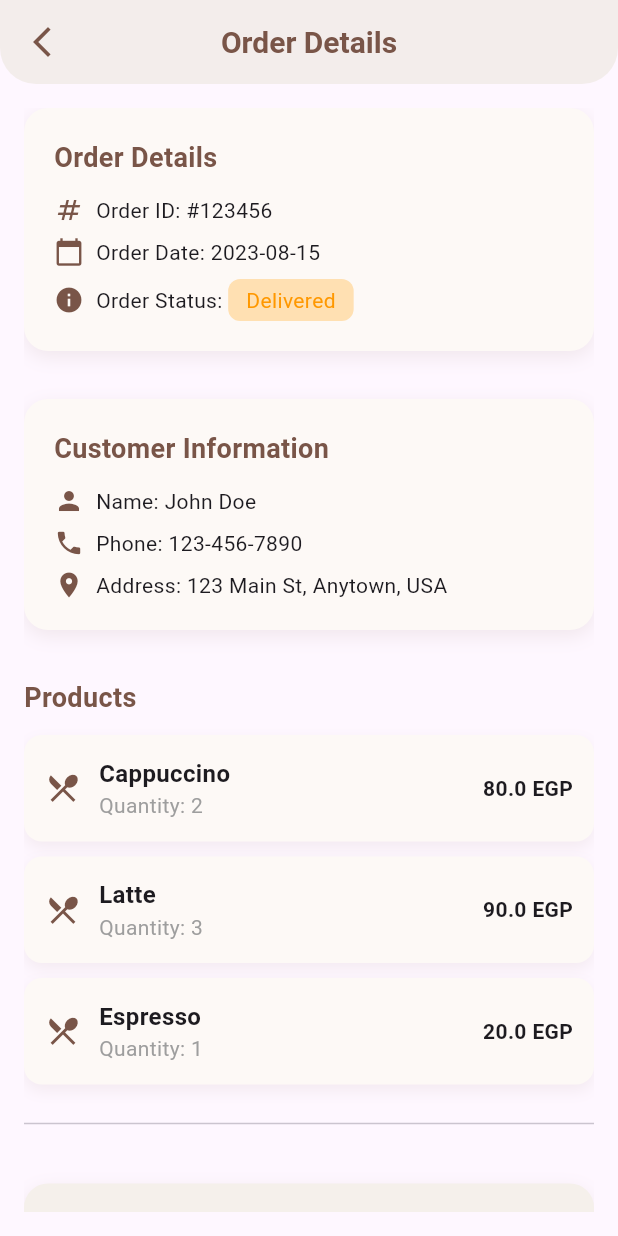
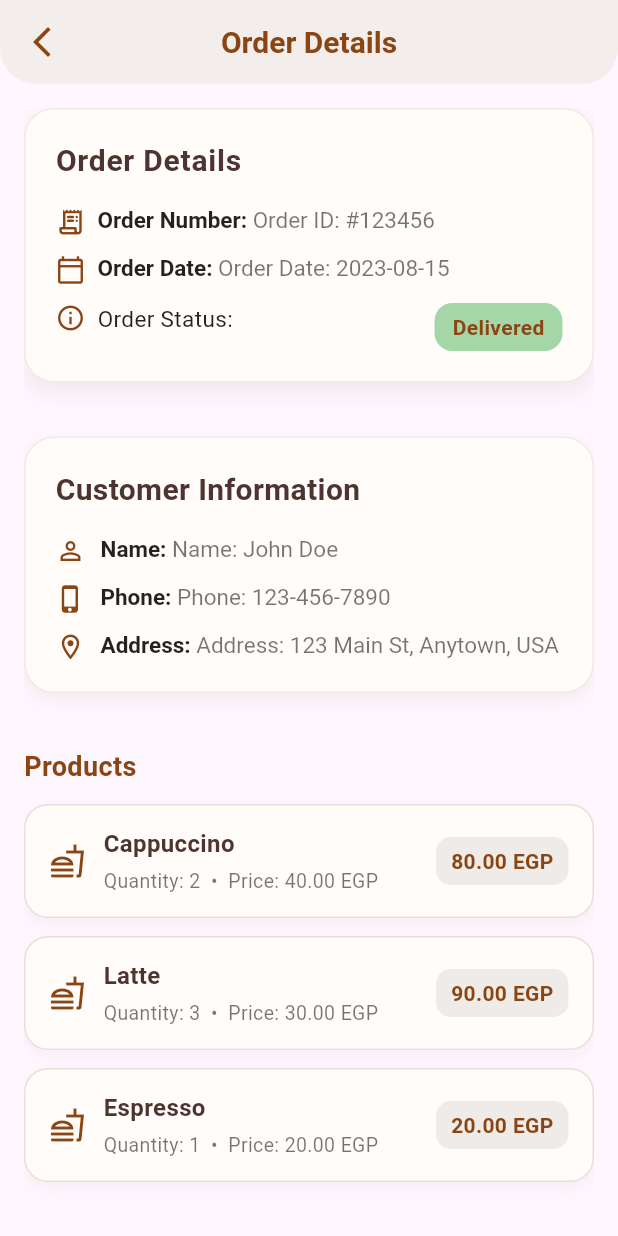
Before and after one commit to Moatasem-Official/CRUD-Mix-Cafe-App, a Flutter app: the AdminOrderDetailsScreen screen opened by its route, on a phone screen of 412 x 824 dp. Run offline on Flutter 3.47's test engine with Material 3 defaults, Android fonts, the phone set to English and light mode, and no system bars; our stand-ins replace animated_notch_bottom_bar, buttons_tabbar, device_preview, dotted_border, fl_chart, flutter_rating_bar and 2 more.

Commit message:
Improve Design Of Admin Order Details Screen

```diff
--- a/lib/presentation/screens/admin/order_details_screen.dart
+++ b/lib/presentation/screens/admin/order_details_screen.dart
@@ -62,7 +62,7 @@ class _AdminOrderDetailsScreenState extends State<AdminOrderDetailsScreen> {
               style: TextStyle(
                 fontSize: 18,
                 fontWeight: FontWeight.bold,
-                color: Colors.brown,
+                color: Color(0xFF8B4513),
               ),
             ),
             const SizedBox(height: 12),
@@ -108,7 +108,7 @@ class _AdminOrderDetailsScreenState extends State<AdminOrderDetailsScreen> {
                   },
                 ),
                 const SizedBox(height: 12),
-                DeleteOrderButton(),
+                DeleteOrderButton(onDelete: () {}),
               ],
             ),
           ],
--- a/lib/presentation/widgets/admin/Orders_Screen_Widgets/custom_order_total_price_container.dart
+++ b/lib/presentation/widgets/admin/Orders_Screen_Widgets/custom_order_total_price_container.dart
@@ -8,42 +8,50 @@ class CustomOrderTotalPriceContainer extends StatelessWidget {
   @override
   Widget build(BuildContext context) {
     return Container(
-      margin: const EdgeInsets.symmetric(vertical: 24),
-      padding: const EdgeInsets.symmetric(horizontal: 20, vertical: 16),
+      margin: const EdgeInsets.symmetric(vertical: 28),
+      padding: const EdgeInsets.symmetric(horizontal: 24, vertical: 18),
       decoration: BoxDecoration(
-        color: const Color(0xFFF5F0EB),
-        borderRadius: BorderRadius.circular(16),
+        color: const Color(0xFFFFFCFA),
+        borderRadius: BorderRadius.circular(20),
+        border: Border.all(color: const Color(0xFFE7DACC), width: 1),
         boxShadow: [
           BoxShadow(
-            color: Colors.brown.withOpacity(0.1),
-            blurRadius: 10,
-            offset: const Offset(0, 4),
+            color: Colors.brown.withOpacity(0.08),
+            blurRadius: 12,
+            offset: const Offset(0, 5),
           ),
         ],
       ),
       child: Row(
         mainAxisAlignment: MainAxisAlignment.spaceBetween,
         children: [
-          const Row(
+          /// Total label with icon
+          Row(
             children: [
-              Icon(Icons.attach_money, color: Colors.brown, size: 24),
-              SizedBox(width: 8),
-              Text(
-                "Total",
+              const Icon(
+                Icons.shopping_bag_rounded,
+                color: Color(0xFF8B4513),
+                size: 26,
+              ),
+              const SizedBox(width: 10),
+              const Text(
+                "Total Amount",
                 style: TextStyle(
                   fontSize: 18,
-                  fontWeight: FontWeight.bold,
-                  color: Colors.brown,
+                  fontWeight: FontWeight.w600,
+                  color: Color(0xFF4E342E),
                 ),
               ),
             ],
           ),
+
+          /// Total price
           Text(
             "$totalPrice EGP",
             style: const TextStyle(
-              fontSize: 20,
+              fontSize: 22,
               fontWeight: FontWeight.bold,
-              color: Colors.black87,
+              color: Color(0xFF8B4513),
             ),
           ),
         ],
--- a/lib/presentation/widgets/admin/Orders_Screen_Widgets/custom_orders_app_bar.dart
+++ b/lib/presentation/widgets/admin/Orders_Screen_Widgets/custom_orders_app_bar.dart
@@ -22,7 +22,10 @@ class CustomOrdersAppBar extends StatelessWidget
           elevation: 0,
           centerTitle: true,
           leading: IconButton(
-            icon: const Icon(Icons.arrow_back_ios_new, color: Colors.brown),
+            icon: const Icon(
+              Icons.arrow_back_ios_new,
+              color: Color(0xFF8B4513),
+            ),
             onPressed: () => Navigator.of(context).pop(),
           ),
           title: const Text(
@@ -30,7 +33,7 @@ class CustomOrdersAppBar extends StatelessWidget
             style: TextStyle(
               fontSize: 20,
               fontWeight: FontWeight.bold,
-              color: Colors.brown,
+              color: Color(0xFF8B4513),
             ),
           ),
         ),
--- a/lib/presentation/widgets/admin/Orders_Screen_Widgets/customer_details_card.dart
+++ b/lib/presentation/widgets/admin/Orders_Screen_Widgets/customer_details_card.dart
@@ -17,56 +17,96 @@ class CustomerDetailsCard extends StatelessWidget {
   @override
   Widget build(BuildContext context) {
     return Container(
-      margin: const EdgeInsets.only(bottom: 16),
+      margin: const EdgeInsets.only(bottom: 20),
+      padding: const EdgeInsets.all(20),
       decoration: BoxDecoration(
-        color: const Color(0xFFFDF9F6),
-        borderRadius: BorderRadius.circular(16),
+        color: const Color(0xFFFFFCFA),
+        borderRadius: BorderRadius.circular(20),
+        border: Border.all(color: const Color(0xFFF1E9E2), width: 1),
         boxShadow: [
           BoxShadow(
-            color: Colors.brown.withOpacity(0.1),
+            color: Colors.brown.withOpacity(0.07),
             blurRadius: 10,
-            offset: const Offset(0, 4),
+            offset: const Offset(0, 5),
           ),
         ],
       ),
-      padding: const EdgeInsets.all(20),
       child: Column(
         crossAxisAlignment: CrossAxisAlignment.start,
         children: [
+          /// Title
           Text(
             cardTitle,
-            style: TextStyle(
-              fontSize: 18,
-              fontWeight: FontWeight.bold,
-              color: Colors.brown,
+            style: const TextStyle(
+              fontSize: 20,
+              fontWeight: FontWeight.w700,
+              color: Color(0xFF4E342E),
             ),
           ),
+
+          const SizedBox(height: 16),
+
+          /// Name
+          _buildDetailRow(
+            icon: Icons.person_outline,
+            label: "Name",
+            value: cardFirstRowValue,
+          ),
+
           const SizedBox(height: 12),
-          Row(
-            children: [
-              Icon(Icons.person, size: 20, color: Colors.brown),
-              SizedBox(width: 8),
-              Text(cardFirstRowValue),
-            ],
+
+          /// Phone
+          _buildDetailRow(
+            icon: Icons.phone_iphone,
+            label: "Phone",
+            value: cardSecondRowValue,
           ),
-          const SizedBox(height: 8),
-          Row(
-            children: [
-              Icon(Icons.phone, size: 20, color: Colors.brown),
-              SizedBox(width: 8),
-              Text(cardSecondRowValue),
-            ],
-          ),
-          const SizedBox(height: 8),
-          Row(
-            children: [
-              Icon(Icons.location_on, size: 20, color: Colors.brown),
-              SizedBox(width: 8),
-              Text(cardThirdRowValue),
-            ],
+
+          const SizedBox(height: 12),
+
+          /// Address
+          _buildDetailRow(
+            icon: Icons.location_on_outlined,
+            label: "Address",
+            value: cardThirdRowValue,
           ),
         ],
       ),
     );
   }
+
+  Widget _buildDetailRow({
+    required IconData icon,
+    required String label,
+    required String value,
+  }) {
+    return Row(
+      crossAxisAlignment: CrossAxisAlignment.start,
+      children: [
+        Icon(icon, color: const Color(0xFF8B4513), size: 20),
+        const SizedBox(width: 10),
+        Expanded(
+          child: RichText(
+            text: TextSpan(
+              text: '$label: ',
+              style: const TextStyle(
+                fontSize: 15,
+                fontWeight: FontWeight.w600,
+                color: Colors.black87,
+              ),
+              children: [
+                TextSpan(
+                  text: value,
+                  style: const TextStyle(
+                    fontWeight: FontWeight.normal,
+                    color: Colors.black54,
+                  ),
+                ),
+              ],
+            ),
+          ),
+        ),
+      ],
+    );
+  }
 }
--- a/lib/presentation/widgets/admin/Orders_Screen_Widgets/order_information_card.dart
+++ b/lib/presentation/widgets/admin/Orders_Screen_Widgets/order_information_card.dart
@@ -16,67 +16,103 @@ class OrderInformationCard extends StatelessWidget {
   final String cardSecondRowValue;
   final String cardThirdRowValue;
 
+  Color _getStatusColor(String status) {
+    switch (status.toLowerCase()) {
+      case 'pending':
+        return Colors.amber.shade100;
+      case 'preparing':
+        return Colors.orange.shade200;
+      case 'delivered':
+        return Colors.green.shade200;
+      default:
+        return Colors.grey.shade300;
+    }
+  }
+
   @override
   Widget build(BuildContext context) {
     return Container(
-      margin: const EdgeInsets.only(bottom: 16),
+      margin: const EdgeInsets.only(bottom: 20),
+      padding: const EdgeInsets.all(20),
       decoration: BoxDecoration(
-        color: const Color(0xFFFDF9F6),
-        borderRadius: BorderRadius.circular(16),
+        color: const Color(0xFFFFFCFA),
+        borderRadius: BorderRadius.circular(20),
+        border: Border.all(color: const Color(0xFFF1E9E2), width: 1),
         boxShadow: [
           BoxShadow(
-            color: Colors.brown.withOpacity(0.1),
-            blurRadius: 10,
-            offset: const Offset(0, 4),
+            color: Colors.brown.withOpacity(0.08),
+            blurRadius: 12,
+            spreadRadius: 2,
+            offset: const Offset(0, 6),
           ),
         ],
       ),
-      padding: const EdgeInsets.all(20),
       child: Column(
         crossAxisAlignment: CrossAxisAlignment.start,
         children: [
+          /// Title
           Text(
             cardTitle,
-            style: TextStyle(
-              fontSize: 18,
-              fontWeight: FontWeight.bold,
-              color: Colors.brown,
+            style: const TextStyle(
+              fontSize: 20,
+              fontWeight: FontWeight.w700,
+              color: Color(0xFF4E342E),
+              letterSpacing: 0.5,
             ),
           ),
+
+          const SizedBox(height: 16),
+
+          /// First Row
+          _buildInfoRow(
+            icon: Icons.receipt_long_rounded,
+            label: "Order Number",
+            value: cardFirstRowValue,
+          ),
+
           const SizedBox(height: 12),
+
+          /// Second Row
+          _buildInfoRow(
+            icon: Icons.calendar_today_outlined,
+            label: "Order Date",
+            value: cardSecondRowValue,
+          ),
+
+          const SizedBox(height: 12),
+
+          /// Third Row with status
           Row(
+            crossAxisAlignment: CrossAxisAlignment.start,
             children: [
-              Icon(Icons.numbers, size: 20, color: Colors.brown),
-              SizedBox(width: 8),
-              Text(cardFirstRowValue),
-            ],
-          ),
-          const SizedBox(height: 8),
-          Row(
-            children: [
-              Icon(Icons.calendar_today, size: 20, color: Colors.brown),
-              SizedBox(width: 8),
-              Text(cardSecondRowValue),
-            ],
-          ),
-          const SizedBox(height: 8),
-          Row(
-            children: [
-              const Icon(Icons.info, size: 20, color: Colors.brown),
+              const Icon(
+                Icons.info_outline,
+                color: Color(0xFF8B4513),
+                size: 20,
+              ),
               const SizedBox(width: 8),
-              Text(cardThirdRowValue),
+              Expanded(
+                child: Text(
+                  cardThirdRowValue,
+                  style: const TextStyle(fontSize: 15, color: Colors.black87),
+                ),
+              ),
               Container(
                 padding: const EdgeInsets.symmetric(
                   horizontal: 12,
-                  vertical: 4,
+                  vertical: 6,
                 ),
                 decoration: BoxDecoration(
-                  color: Colors.orange[100],
-                  borderRadius: BorderRadius.circular(8),
+                  color: _getStatusColor(orderStatus),
+                  borderRadius: BorderRadius.circular(12),
                 ),
                 child: Text(
                   orderStatus,
-                  style: const TextStyle(color: Colors.orange),
+                  style: const TextStyle(
+                    fontSize: 14,
+                    color: Color(0xFF8B4513),
+                    fontWeight: FontWeight.bold,
+                  ),
                 ),
               ),
             ],
@@ -85,4 +121,37 @@ class OrderInformationCard extends StatelessWidget {
       ),
     );
   }
+
+  Widget _buildInfoRow({
+    required IconData icon,
+    required String label,
+    required String value,
+  }) {
+    return Row(
+      crossAxisAlignment: CrossAxisAlignment.start,
+      children: [
+        Icon(icon, color: const Color(0xFF8B4513), size: 20),
+        const SizedBox(width: 8),
+        RichText(
+          text: TextSpan(
+            text: '$label: ',
+            style: const TextStyle(
+              fontWeight: FontWeight.w600,
+              color: Colors.black87,
+              fontSize: 15,
+            ),
+            children: [
+              TextSpan(
+                text: value,
+                style: const TextStyle(
+                  fontWeight: FontWeight.normal,
+                  color: Colors.black54,
+                ),
+              ),
+            ],
+          ),
+        ),
+      ],
+    );
+  }
 }
--- a/lib/presentation/widgets/admin/Orders_Screen_Widgets/order_preparation_time.dart
+++ b/lib/presentation/widgets/admin/Orders_Screen_Widgets/order_preparation_time.dart
@@ -16,8 +16,9 @@ class OrderPreparationTime extends StatelessWidget {
       readOnly: true,
       decoration: InputDecoration(
         labelText: "Estimated Preparation Time",
+        labelStyle: const TextStyle(color: Color(0xFF8B4513)),
         border: OutlineInputBorder(borderRadius: BorderRadius.circular(12)),
-        prefixIcon: const Icon(Icons.timer, color: Colors.brown),
+        prefixIcon: const Icon(Icons.timer, color: Color(0xFF8B4513)),
         filled: true,
         fillColor: const Color(0xFFFDF9F6),
       ),
--- a/lib/presentation/widgets/admin/Orders_Screen_Widgets/order_products.dart
+++ b/lib/presentation/widgets/admin/Orders_Screen_Widgets/order_products.dart
@@ -14,15 +14,18 @@ class OrderProducts extends StatelessWidget {
 
   @override
   Widget build(BuildContext context) {
+    final total = quantity * price;
+
     return Container(
-      margin: const EdgeInsets.only(bottom: 10),
-      padding: const EdgeInsets.all(14),
+      margin: const EdgeInsets.only(bottom: 12),
+      padding: const EdgeInsets.symmetric(horizontal: 16, vertical: 14),
       decoration: BoxDecoration(
-        color: const Color(0xFFFDF9F6),
-        borderRadius: BorderRadius.circular(12),
+        color: const Color(0xFFFFFCFA),
+        borderRadius: BorderRadius.circular(16),
+        border: Border.all(color: const Color(0xFFE9DFD6)),
         boxShadow: [
           BoxShadow(
-            color: Colors.brown.withOpacity(0.08),
+            color: Colors.brown.withOpacity(0.06),
             blurRadius: 8,
             offset: const Offset(0, 4),
           ),
@@ -30,8 +33,10 @@ class OrderProducts extends StatelessWidget {
       ),
       child: Row(
         children: [
-          const Icon(Icons.restaurant_menu, color: Colors.brown),
+          const Icon(Icons.fastfood_outlined, color: Color(0xFF8B4513)),
           const SizedBox(width: 12),
+
+          /// Product Info
           Expanded(
             child: Column(
               crossAxisAlignment: CrossAxisAlignment.start,
@@ -40,19 +45,34 @@ class OrderProducts extends StatelessWidget {
                   name,
                   style: const TextStyle(
                     fontSize: 16,
-                    fontWeight: FontWeight.bold,
+                    fontWeight: FontWeight.w600,
+                    color: Color(0xFF4E342E),
                   ),
                 ),
+                const SizedBox(height: 4),
                 Text(
-                  "Quantity: $quantity",
-                  style: const TextStyle(color: Colors.grey),
+                  "Quantity: $quantity  •  Price: ${price.toStringAsFixed(2)} EGP",
+                  style: const TextStyle(fontSize: 13, color: Colors.black54),
                 ),
               ],
             ),
           ),
-          Text(
-            "${quantity * price} EGP",
-            style: const TextStyle(fontWeight: FontWeight.bold),
+
+          /// Total
+          Container(
+            padding: const EdgeInsets.symmetric(horizontal: 10, vertical: 6),
+            decoration: BoxDecoration(
+              color: Colors.brown.shade50,
+              borderRadius: BorderRadius.circular(10),
+            ),
+            child: Text(
+              "${total.toStringAsFixed(2)} EGP",
+              style: const TextStyle(
+                color: Color(0xFF8B4513),
+                fontWeight: FontWeight.bold,
+                fontSize: 14,
+              ),
+            ),
           ),
         ],
       ),
```
Also changed, not shown: lib/presentation/widgets/admin/Orders_Screen_Widgets/confirm_order_button.dart (+35 -11 lines), lib/presentation/widgets/admin/Orders_Screen_Widgets/delete_order_button.dart (+31 -8 lines), lib/presentation/widgets/admin/Orders_Screen_Widgets/save_order_preparation_time_button.dart (+42 -28 lines), lib/presentation/widgets/admin/Orders_Screen_Widgets/update_order_status_dropdown.dart (+6 -6 lines).
